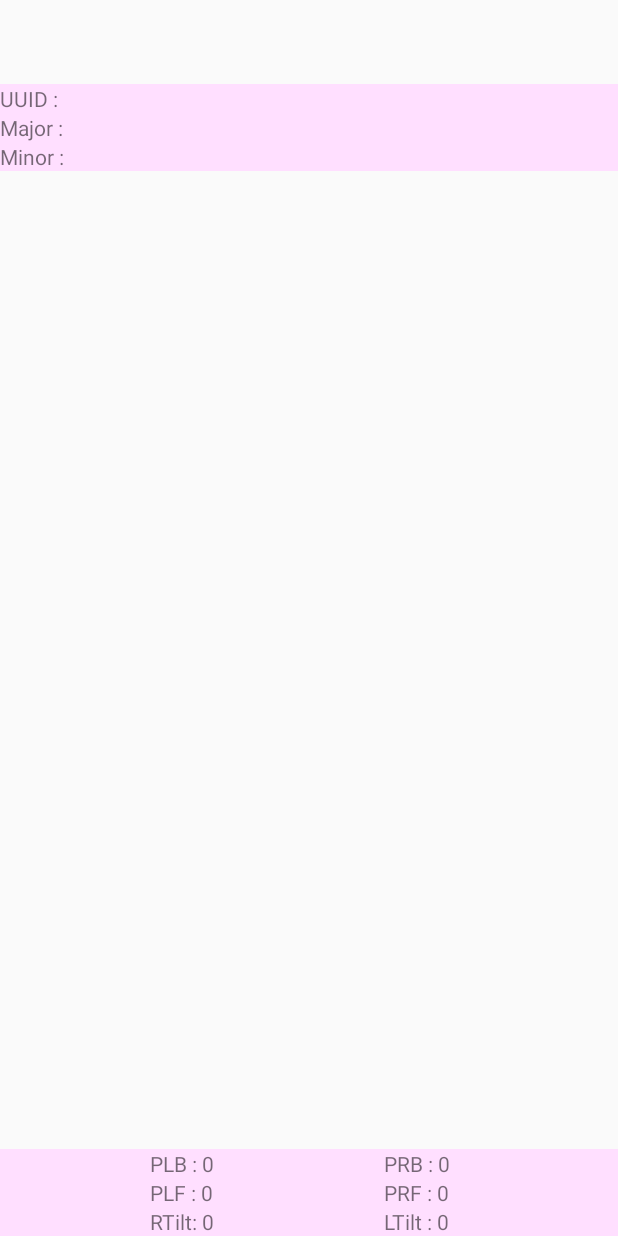
After one commit to hello920922/CAU-SmartChair, an Android app: the layout activity_chair.xml on its own in the app's theme, with its tools: preview values and no code run, on a phone screen of 412 x 824 dp. The commit adds this screen. Run offline under Robolectric (Android 15) with nearby library versions, the phone set to English and light mode, and no system bars.

Commit message:
Make new activity.
Make changeable between activity

```diff
--- a/app/src/main/AndroidManifest.xml
+++ b/app/src/main/AndroidManifest.xml
@@ -18,6 +18,7 @@
                 <category android:name="android.intent.category.LAUNCHER" />
             </intent-filter>
         </activity>
+        <activity android:name=".ChairActivity" android:label="ChairActivity"></activity>
     </application>
 
     <uses-permission android:name="android.permission.BLUETOOTH"/>
--- a/app/src/main/java/cau/project/beaconscanner/MainActivity.java
+++ b/app/src/main/java/cau/project/beaconscanner/MainActivity.java
@@ -2,6 +2,7 @@ package cau.project.beaconscanner;
 
 import android.bluetooth.BluetoothDevice;
 import android.content.Context;
+import android.content.Intent;
 import android.os.Bundle;
 import android.os.Environment;
 import android.support.v7.app.AppCompatActivity;
@@ -108,6 +109,11 @@ public class MainActivity extends AppCompatActivity implements View.OnClickListe
                             logView.setText(peripheral.toString());
                             btnScan.setText("DISCONNECT");
                             Toast.makeText(bleConnector.getContext(), "Try to connect with " + bluetoothDevice.getName(), Toast.LENGTH_SHORT).show();
+                            Intent intent = new Intent(MainActivity.this, ChairActivity.class);
+                            //intent.putExtra("Device", bluetoothDevice);
+                            startActivity(intent);
+
+
                         }
                     });
                     peripheral.getButton().setText(buttonLabel);
--- /dev/null
+++ b/app/src/main/res/layout/activity_chair.xml
@@ -0,0 +1,14 @@
+<?xml version="1.0" encoding="utf-8"?>
+<android.support.design.widget.CoordinatorLayout xmlns:android="http://schemas.android.com/apk/res/android"
+    xmlns:tools="http://schemas.android.com/tools"
+    android:layout_width="match_parent"
+    android:layout_height="match_parent"
+    android:fitsSystemWindows="true"
+    tools:context=".ChairActivity">
+
+
+    <include layout="@layout/content_chair" />
+
+
+
+</android.support.design.widget.CoordinatorLayout>
--- /dev/null
+++ b/app/src/main/res/layout/content_chair.xml
@@ -0,0 +1,162 @@
+<?xml version="1.0" encoding="utf-8"?>
+<LinearLayout xmlns:android="http://schemas.android.com/apk/res/android"
+    xmlns:app="http://schemas.android.com/apk/res-auto"
+    xmlns:tools="http://schemas.android.com/tools"
+    android:layout_width="match_parent"
+    android:layout_height="match_parent"
+    android:orientation="vertical"
+    app:layout_behavior="@string/appbar_scrolling_view_behavior"
+    tools:context=".ChairActivity"
+    tools:showIn="@layout/activity_chair">
+
+
+    <TextView
+        android:layout_width="match_parent"
+        android:layout_height="wrap_content"
+        android:id="@+id/uuid"
+        android:text="UUID : "
+        android:background="#FFFFDFFF"
+        />
+
+    <TextView
+        android:layout_width="match_parent"
+        android:layout_height="wrap_content"
+        android:id="@+id/major"
+        android:text="Major : "
+        android:background="#FFFFDFFF"/>
+    <TextView
+        android:layout_width="match_parent"
+        android:layout_height="wrap_content"
+        android:id="@+id/minor"
+        android:text="Minor : "
+        android:background="#FFFFDFFF"/>
+
+
+
+
+    <RelativeLayout
+        android:layout_width="match_parent"
+        android:layout_height="match_parent"
+        >
+
+
+
+
+        <LinearLayout
+            android:layout_width="match_parent"
+            android:layout_height="wrap_content"
+            android:orientation="horizontal"
+            android:id="@+id/TiltLayout"
+            android:layout_alignParentBottom="true"
+
+            android:background="#FFFFDFFF">
+            <TextView
+                android:layout_width="match_parent"
+                android:layout_height="wrap_content"
+                android:id="@+id/RTilt"
+                android:text="RTilt: 0"
+                android:layout_weight="1"
+                android:layout_marginLeft="100dp"
+                />
+
+            <TextView
+                android:layout_width="match_parent"
+                android:layout_height="wrap_content"
+                android:id="@+id/LTilt"
+                android:text="LTilt : 0"
+                android:layout_weight="1"
+                android:layout_marginLeft="50dp"
+                />
+        </LinearLayout>
+
+
+
+
+
+
+
+        <LinearLayout
+            android:layout_width="match_parent"
+            android:layout_height="wrap_content"
+            android:orientation="horizontal"
+            android:id="@+id/PFLayout"
+            android:layout_above="@+id/TiltLayout"
+            android:background="#FFFFDFFF">
+            <TextView
+                android:layout_width="match_parent"
+                android:layout_height="wrap_content"
+                android:id="@+id/PLF"
+                android:text="PLF : 0"
+                android:layout_weight="1"
+                android:layout_marginLeft="100dp"
+                />
+
+            <TextView
+                android:layout_width="match_parent"
+                android:layout_height="wrap_content"
+                android:id="@+id/PRF"
+                android:text="PRF : 0"
+                android:layout_weight="1"
+                android:layout_marginLeft="50dp"
+                />
+
+        </LinearLayout>
+
+
+
+
+
+
+        <LinearLayout
+            android:layout_width="match_parent"
+            android:layout_height="wrap_content"
+            android:orientation="horizontal"
+            android:id="@+id/PBLayout"
+            android:layout_above="@+id/PFLayout"
+            android:background="#FFFFDFFF">
+            <TextView
+                android:layout_width="match_parent"
+                android:layout_height="wrap_content"
+                android:id="@+id/PLB"
+                android:layout_weight="1"
+                android:text="PLB : 0"
+                android:layout_marginLeft="100dp"
+                />
+
+            <TextView
+                android:layout_width="match_parent"
+                android:layout_height="wrap_content"
+                android:id="@+id/PRB"
+                android:text="PRB : 0"
+                android:layout_weight="1"
+                android:layout_marginLeft="50dp"
+                />
+
+        </LinearLayout>
+
+
+
+        <FrameLayout
+            android:layout_width="match_parent"
+            android:layout_height="wrap_content"
+            android:id="@+id/frameLayout"
+            android:layout_above="@+id/PBLayout"
+            android:background="#FFFFFF9F">
+
+
+            <ImageView
+                android:layout_width="match_parent"
+                android:layout_height="match_parent"
+                android:id="@+id/imageView"/>
+
+        </FrameLayout>
+
+
+
+
+
+    </RelativeLayout>
+
+
+
+</LinearLayout>
```
Also changed, not shown: app/src/main/java/cau/project/beaconscanner/ChairActivity.java (added, +257 -0 lines), 4 other files.
